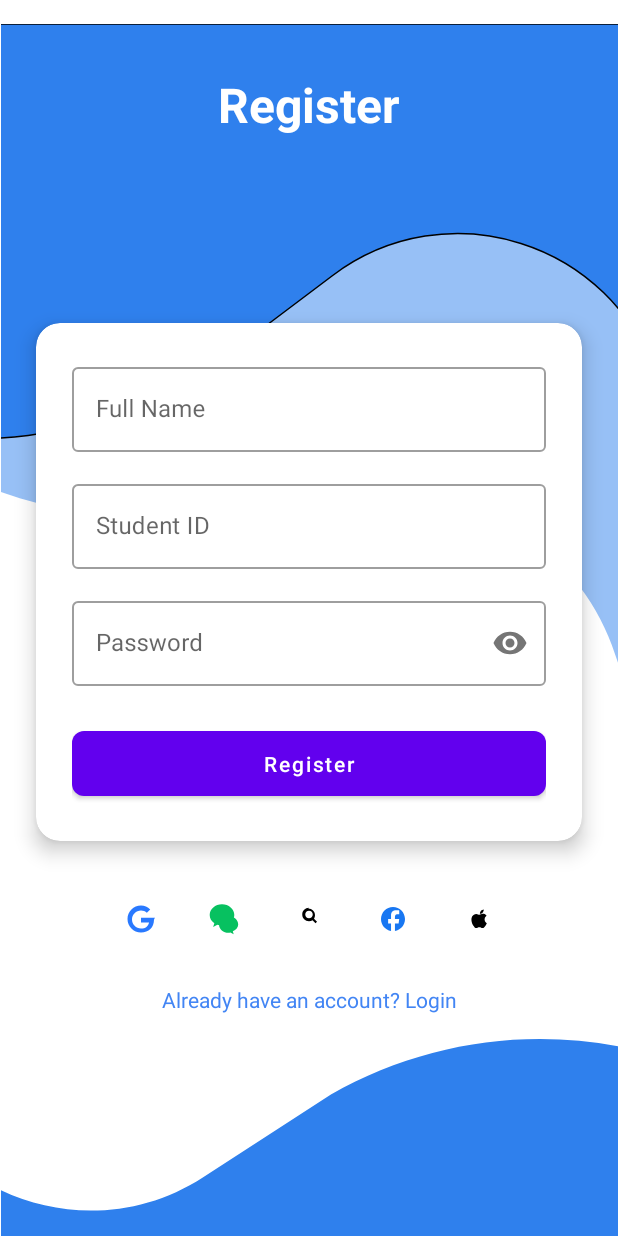
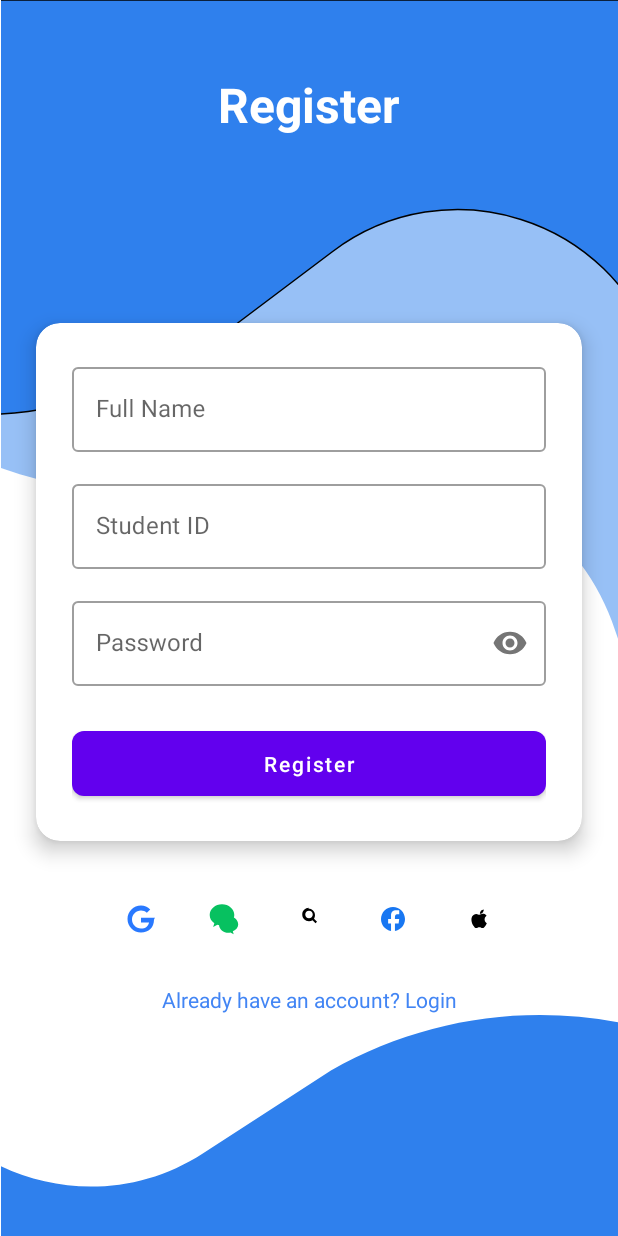
Before and after one commit to tonygyf/onlineTeach, an Android app: the RegistrationFragment screen opened through its navigation route, on a phone screen of 412 x 824 dp. Run offline under Robolectric (Android 15) with nearby library versions, the phone set to English and light mode, and no system bars; our stand-ins replace Room's generated code.

Commit message:
修改布局登录注册

```diff
--- a/app/src/main/res/layout/fragment_login.xml
+++ b/app/src/main/res/layout/fragment_login.xml
@@ -12,7 +12,7 @@
         android:layout_width="wrap_content"
         android:layout_height="wrap_content"
         android:src="@drawable/retangle_1"
-        android:layout_marginTop="16dp"
+        android:layout_marginTop="0dp"
         android:elevation="4dp"
         app:layout_constraintTop_toTopOf="parent"
         app:layout_constraintStart_toStartOf="parent"
@@ -24,7 +24,7 @@
         android:layout_width="wrap_content"
         android:layout_height="wrap_content"
         android:src="@drawable/retangle_2"
-        android:layout_marginTop="16dp"
+        android:layout_marginTop="0dp"
         android:elevation="0dp"
         app:layout_constraintTop_toTopOf="parent"
         app:layout_constraintStart_toStartOf="parent"
@@ -177,7 +177,7 @@
         android:layout_width="wrap_content"
         android:layout_height="wrap_content"
         android:src="@drawable/retangle_3"
-        android:layout_marginTop="16dp"
+        android:layout_marginTop="0dp"
         app:layout_constraintTop_toBottomOf="@+id/textViewRegisterLink"
         app:layout_constraintStart_toStartOf="parent"
         app:layout_constraintEnd_toEndOf="parent" />
--- a/app/src/main/res/layout/fragment_registration.xml
+++ b/app/src/main/res/layout/fragment_registration.xml
@@ -12,7 +12,7 @@
         android:layout_width="wrap_content"
         android:layout_height="wrap_content"
         android:src="@drawable/retangle_1"
-        android:layout_marginTop="16dp"
+        android:layout_marginTop="0dp"
         android:elevation="4dp"
         app:layout_constraintTop_toTopOf="parent"
         app:layout_constraintStart_toStartOf="parent"
@@ -24,7 +24,7 @@
         android:layout_width="wrap_content"
         android:layout_height="wrap_content"
         android:src="@drawable/retangle_2"
-        android:layout_marginTop="16dp"
+        android:layout_marginTop="0dp"
         android:elevation="0dp"
         app:layout_constraintTop_toTopOf="parent"
         app:layout_constraintStart_toStartOf="parent"
@@ -192,7 +192,7 @@
         android:layout_width="wrap_content"
         android:layout_height="wrap_content"
         android:src="@drawable/retangle_3"
-        android:layout_marginTop="16dp"
+        android:layout_marginTop="0dp"
         app:layout_constraintTop_toBottomOf="@+id/textViewLoginLink"
         app:layout_constraintStart_toStartOf="parent"
         app:layout_constraintEnd_toEndOf="parent" />
```
Also changed, not shown: app/src/main/res/values/main_activity_style.xml (added, +16 -0 lines).
